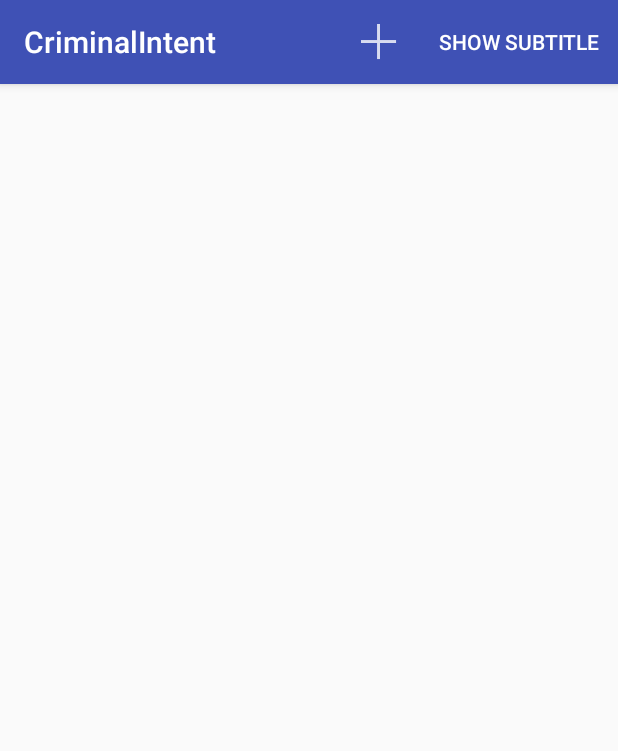
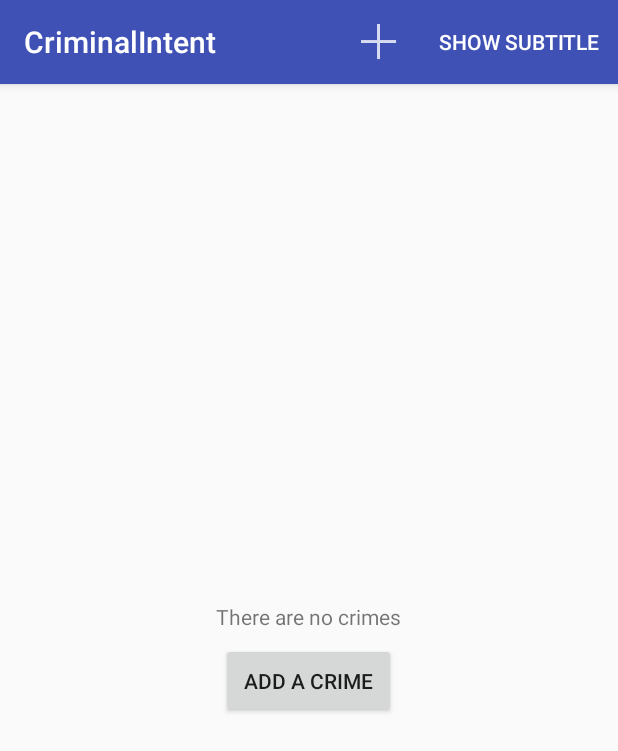
Before and after one commit to msternberg/CriminalIntent, an Android app: the screen it shows after launch (CrimeListActivity), on a phone screen of 412 x 824 dp. Shown: the top 751 px of the screen. Run offline under Robolectric (Android 15) with nearby library versions, the phone set to English and light mode, and no system bars.

Commit message:
Modify layout to show notification when there a no crimes listed; Challenge 'An Empty View for the RecyclerView', Chapter 13

```diff
--- a/app/src/main/java/com/example/mattsternberg/criminalintent/CrimeListFragment.java
+++ b/app/src/main/java/com/example/mattsternberg/criminalintent/CrimeListFragment.java
@@ -12,6 +12,7 @@ import android.view.MenuInflater;
 import android.view.MenuItem;
 import android.view.View;
 import android.view.ViewGroup;
+import android.widget.Button;
 import android.widget.CheckBox;
 import android.widget.TextView;
 import android.widget.Toast;
@@ -27,6 +28,8 @@ public class CrimeListFragment extends Fragment {
     private static final String SAVED_SUBTITLE_VISIBLE = "subtitle";
 
     private RecyclerView mCrimeRecyclerView;
+    private TextView mCrimeEmptyText;
+    private Button mCrimeEmptyButton;
     private CrimeAdapter mAdapter;
     private int lastPosition;
     private boolean mSubtitleVisible;
@@ -43,6 +46,15 @@ public class CrimeListFragment extends Fragment {
         View view = inflater.inflate(R.layout.fragment_crime_list, container, false);
 
         mCrimeRecyclerView = (RecyclerView) view.findViewById(R.id.crime_recycler_view);
+        mCrimeEmptyButton = (Button) view.findViewById(R.id.add_first_crime_button);
+        mCrimeEmptyButton.setOnClickListener(new View.OnClickListener() {
+            @Override
+            public void onClick(View v) {
+                addNewCrime();
+            }
+        });
+        mCrimeEmptyText = (TextView) view.findViewById(R.id.empty_list_text);
+
         mCrimeRecyclerView.setLayoutManager(new LinearLayoutManager(getActivity()));
 
         if (savedInstanceState != null) {
@@ -67,15 +79,19 @@ public class CrimeListFragment extends Fragment {
         }
     }
 
+    private void addNewCrime() {
+        Crime crime = new Crime();
+        CrimeLab.get(getActivity()).addCrime(crime);
+        Intent intent = CrimePagerActivity
+                .newIntent(getActivity(), crime.getId());
+        startActivity(intent);
+    }
+
     @Override
     public boolean onOptionsItemSelected(MenuItem item) {
         switch(item.getItemId()) {
             case R.id.menu_item_new_crime:
-                Crime crime = new Crime();
-                CrimeLab.get(getActivity()).addCrime(crime);
-                Intent intent = CrimePagerActivity
-                        .newIntent(getActivity(), crime.getId());
-                startActivity(intent);
+                addNewCrime();
                 return true;
             case R.id.menu_item_show_subtitle:
                 mSubtitleVisible = !mSubtitleVisible;
@@ -108,6 +124,16 @@ public class CrimeListFragment extends Fragment {
             mCrimeRecyclerView.setAdapter(mAdapter);
         } else {
             mAdapter.notifyItemChanged(lastPosition);
+        }
+
+        if (crimes.isEmpty()) {
+            mCrimeRecyclerView.setVisibility(View.GONE);
+            mCrimeEmptyText.setVisibility(View.VISIBLE);
+            mCrimeEmptyButton.setVisibility(View.VISIBLE);
+        } else {
+            mCrimeRecyclerView.setVisibility(View.VISIBLE);
+            mCrimeEmptyText.setVisibility(View.GONE);
+            mCrimeEmptyButton.setVisibility(View.GONE);
         }
 
         updateSubtitle();
--- a/app/src/main/res/layout/fragment_crime_list.xml
+++ b/app/src/main/res/layout/fragment_crime_list.xml
@@ -1,6 +1,37 @@
 <?xml version="1.0" encoding="utf-8"?>
-<android.support.v7.widget.RecyclerView
+<LinearLayout
     xmlns:android="http://schemas.android.com/apk/res/android"
-    android:id="@+id/crime_recycler_view"
     android:layout_width="match_parent"
-    android:layout_height="match_parent" />
+    android:layout_height="match_parent"
+    android:orientation="vertical">
+
+    <android.support.v7.widget.RecyclerView
+        android:id="@+id/crime_recycler_view"
+        android:layout_width="match_parent"
+        android:layout_height="match_parent"/>
+
+    <LinearLayout
+        android:id="@+id/empty_recycler_view"
+        android:layout_width="match_parent"
+        android:layout_height="match_parent"
+        android:orientation="vertical"
+        android:gravity="center">
+
+        <TextView
+            android:id="@+id/empty_list_text"
+            android:layout_width="wrap_content"
+            android:layout_height="wrap_content"
+            android:text="There are no crimes"
+            android:layout_marginBottom="8dp"/>
+
+        <Button
+            android:id="@+id/add_first_crime_button"
+            android:layout_width="wrap_content"
+            android:layout_height="wrap_content"
+            android:text="Add a crime"
+            android:padding="15dp"
+            android:layout_gravity="center_horizontal"/>
+
+    </LinearLayout>
+
+</LinearLayout>
```
